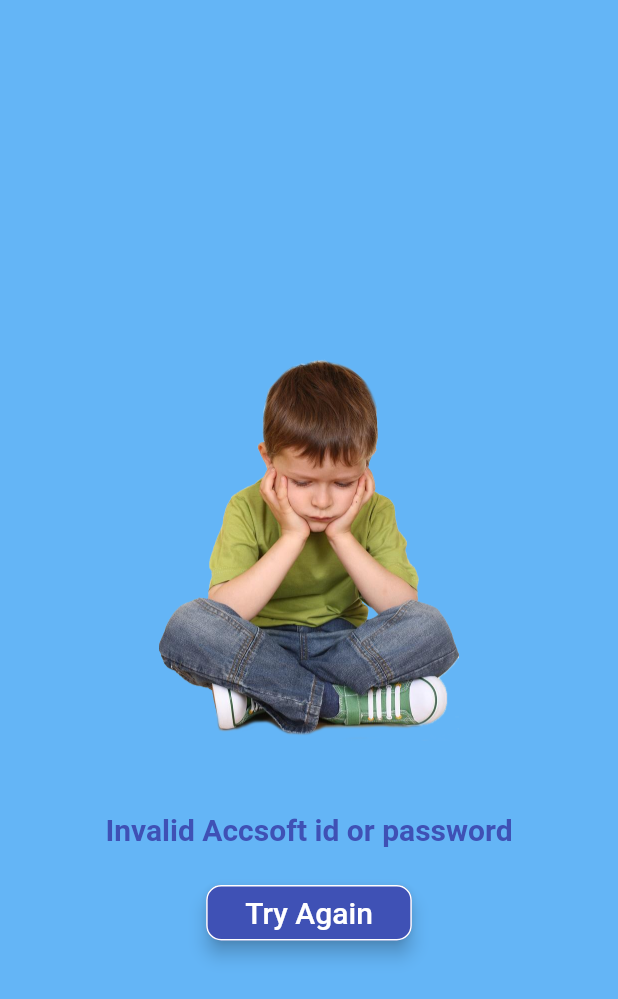
After one commit to saurabh0013/LNCT-Id-Flutter-App, a Flutter app: the Error screen opened directly, on a phone screen of 412 x 824 dp. The commit adds this screen. Shown: the top 999 px of the screen. Run offline on Flutter 3.47's test engine with Material 2 defaults, Android fonts, the light colour scheme and no system bars; our stand-ins replace progress_dialog, shared_preferences; accounts and stored records are empty.

Commit message:
Third commit

```diff
--- a/lib/models/user_model.dart
+++ b/lib/models/user_model.dart
@@ -1,7 +1,7 @@
 
 
 class UserModel{
-  String name;
+  dynamic name;
   String imageUrl;
   String gender;
   String semester;
--- /dev/null
+++ b/lib/pages/error.dart
@@ -0,0 +1,59 @@
+import 'package:flutter/material.dart';
+import 'package:ninja_id/pages/login.dart';
+
+
+class Error extends StatelessWidget {
+  @override
+  Widget build(BuildContext context) {
+    return Scaffold(
+     backgroundColor: Colors.blue[300],
+
+     body: Center(child:
+
+     Column(
+       mainAxisAlignment: MainAxisAlignment.center,
+       children: <Widget>[
+       Container(
+         width: 200,
+         height: 350,
+         child: Image.asset(
+           'assets/error.png',
+           fit: BoxFit.contain,
+           ),
+        ),
+         Text('Invalid Accsoft id or password',
+         style: TextStyle(
+           color: Colors.indigo,
+           fontWeight: FontWeight.bold,
+           fontSize: 20
+         ),
+        ),
+        SizedBox(height: 20),
+        RaisedButton(
+          elevation: 5,
+          color: Colors.indigo,
+          child: Padding(
+            padding: const EdgeInsets.symmetric(horizontal: 10, vertical: 7),
+            child: Text('Try Again',style:
+            TextStyle(
+              color: Colors.white,
+              fontSize: 20
+            ) ,),
+          ),
+          onPressed: (){
+            Navigator.of(context).pushReplacement
+            (MaterialPageRoute(builder: (_)=> Login()));
+            },
+            shape: RoundedRectangleBorder(
+                    borderRadius: BorderRadius.circular(10.0),
+                    side: BorderSide(color: Colors.white)
+                  ),
+
+         )
+
+       ],
+     ),
+    ),
+  );
+  }
+}
--- a/pubspec.yaml
+++ b/pubspec.yaml
@@ -63,6 +63,7 @@ flutter:
     - assets/hologram.png
     - assets/sign.png
     - assets/logoR.jpg
+    - assets/error.png
 
 
 
```
Also changed, not shown: lib/main.dart (+8 -6 lines), lib/pages/id.dart (+12 -6 lines), lib/pages/login.dart (+6 -2 lines), lib/services/login_service.dart (+11 -11 lines), assets/error.png (added).
